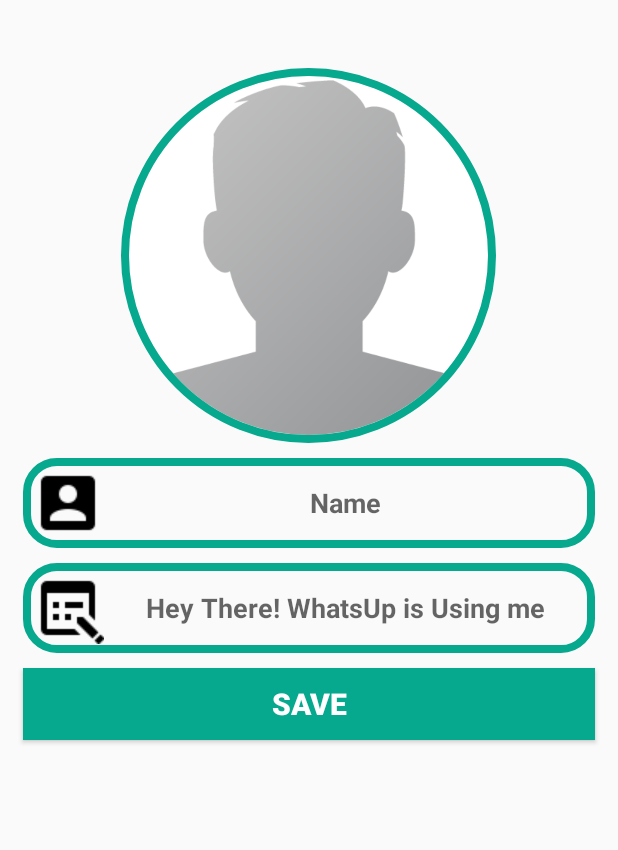
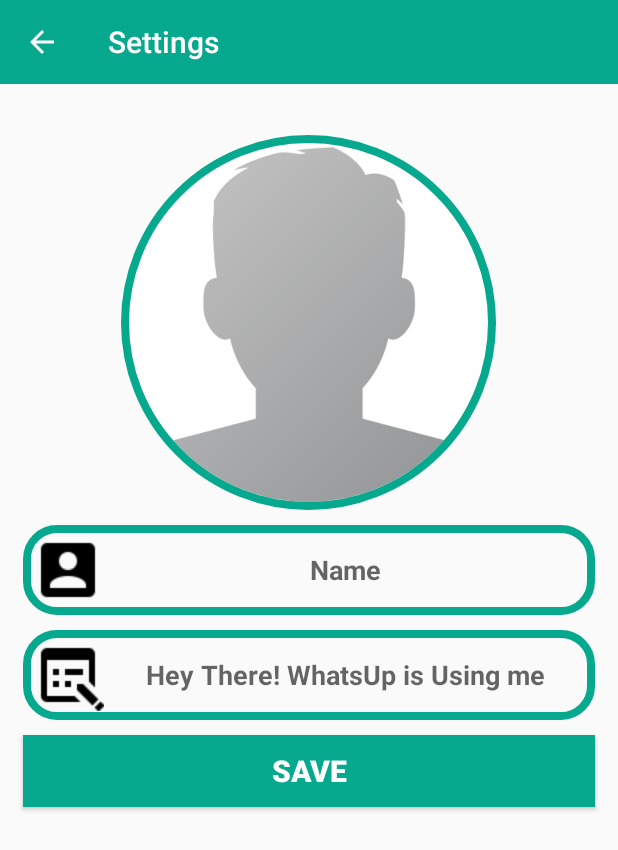
Before and after one commit to Rohitn697/ChatApp, an Android app: the SettingsActivity screen opened directly, with no data from a screen before it, on a phone screen of 412 x 824 dp. Shown: the top 850 px of the screen. Run offline under Robolectric (Android 15) with nearby library versions, the phone set to English and light mode, and no system bars; our stand-ins replace CircleImageView, Firebase (no records; nobody signed in at launch, a user with empty details on screens opened directly), Picasso; libraries missing offline, so code that uses them is left out: com.theartofdev.edmodo.

Commit message:
minor Bug fixes

```diff
--- a/app/src/main/java/com/example/chatapp/SettingsActivity.java
+++ b/app/src/main/java/com/example/chatapp/SettingsActivity.java
@@ -3,6 +3,7 @@ package com.example.chatapp;
 import androidx.annotation.NonNull;
 import androidx.annotation.Nullable;
 import androidx.appcompat.app.AppCompatActivity;
+import androidx.appcompat.widget.Toolbar;
 
 import android.app.ProgressDialog;
 import android.content.Intent;
@@ -45,6 +46,8 @@ public class SettingsActivity extends AppCompatActivity {
     private static final int galleryPic = 1;
     private ProgressDialog loadingBar;
     private String photoUrl;
+
+    private androidx.appcompat.widget.Toolbar settings_toolbar;
     @Override
     protected void onCreate(Bundle savedInstanceState) {
         super.onCreate(savedInstanceState);
@@ -112,6 +115,12 @@ public class SettingsActivity extends AppCompatActivity {
         status = (EditText) findViewById(R.id.set_about);
         profilePic = (CircleImageView) findViewById(R.id.profile_image);
         loadingBar = new ProgressDialog(this);
+        settings_toolbar = (Toolbar) findViewById(R.id.settingsToolbar);
+        setSupportActionBar(settings_toolbar);
+        getSupportActionBar().setDisplayHomeAsUpEnabled(true);
+        getSupportActionBar().setDisplayShowCustomEnabled(true);
+        getSupportActionBar().setTitle("Settings");
+
     }
 
     private void saveSettings() {
@@ -125,12 +134,12 @@ public class SettingsActivity extends AppCompatActivity {
         Toast.makeText(this, "Try updating your status", Toast.LENGTH_SHORT).show();
     }
     else {
-      HashMap<String,String> profileMap = new HashMap<>();
+      HashMap<String,Object> profileMap = new HashMap<>();
           profileMap.put("uid",CurrentUserID);
           profileMap.put("name",username);
           profileMap.put("status",about);
           profileMap.put("image",photoUrl);
-        ref.child("Users").child(CurrentUserID).setValue(profileMap).
+        ref.child("Users").child(CurrentUserID).updateChildren(profileMap).
                 addOnCompleteListener(new OnCompleteListener<Void>() {
                     @Override
                     public void onComplete(@NonNull Task<Void> task) {
--- a/app/src/main/res/layout/activity_settings.xml
+++ b/app/src/main/res/layout/activity_settings.xml
@@ -5,14 +5,19 @@
     android:layout_width="match_parent"
     android:layout_height="match_parent"
     tools:context=".SettingsActivity">
+    <include
+        layout="@layout/app_layout_bar"
+        android:id="@+id/settingsToolbar">
 
+    </include>
     <de.hdodenhof.circleimageview.CircleImageView
+
         android:id="@+id/profile_image"
         android:layout_width="250dp"
         android:layout_height="250dp"
         android:layout_centerHorizontal="true"
         android:layout_alignParentTop="true"
-        android:layout_marginTop="45dp"
+        android:layout_marginTop="90dp"
         android:src="@drawable/profile_image"
         app:civ_border_color="@color/colorPrimary"
         app:civ_border_width="5dp" />
```
Also changed, not shown: app/src/main/AndroidManifest.xml (+10 -3 lines).
